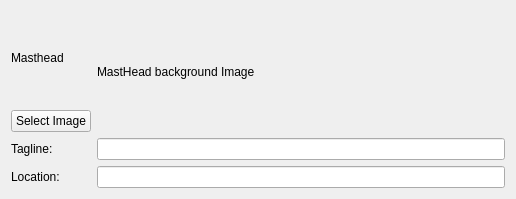
Qt form retroshare-gui/src/gui/TheWire/WireGroupExtra.ui (RetroShare/RetroShare) before a commit.
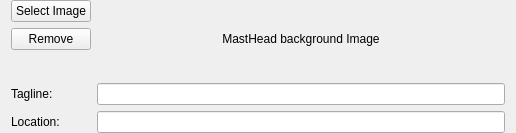
The same form after that commit. Custom widgets are drawn as their Qt base class.

Commit message:
Added crop picture feature for wire background picture
* Added crop picture feature for wire background picture
* Fix smooth transformation for pixmaps
* Added stylesheet for label_masthead
* Edit profile on profile page feature
* New svg icons for wire

What changed in the file:
```diff
--- a/retroshare-gui/src/gui/TheWire/WireGroupExtra.ui
+++ b/retroshare-gui/src/gui/TheWire/WireGroupExtra.ui
@@ -7,7 +7,7 @@
     <x>0</x>
     <y>0</y>
     <width>516</width>
-    <height>199</height>
+    <height>133</height>
    </rect>
   </property>
   <property name="sizePolicy">
@@ -19,50 +19,127 @@
   <property name="windowTitle">
    <string>Form</string>
   </property>
-  <layout class="QGridLayout" name="gridLayout">
+  <layout class="QGridLayout" name="gridLayout_2">
+   <property name="topMargin">
+    <number>0</number>
+   </property>
+   <property name="bottomMargin">
+    <number>0</number>
+   </property>
    <item row="0" column="0">
-    <widget class="QLabel" name="label_2">
-     <property name="text">
-      <string>Masthead</string>
-     </property>
-    </widget>
-   </item>
-   <item row="0" column="1" rowspan="2">
-    <widget class="QLabel" name="label_masthead">
-     <property name="text">
-      <string>MastHead background Image</string>
-     </property>
-    </widget>
+    <layout class="QGridLayout" name="gridLayout">
+     <item row="5" column="1">
+      <widget class="QLineEdit" name="lineEdit_Location"/>
+     </item>
+     <item row="4" column="0">
+      <widget class="QLabel" name="captionLabel">
+       <property name="text">
+        <string>Tagline:</string>
+       </property>
+      </widget>
+     </item>
+     <item row="4" column="1">
+      <widget class="QLineEdit" name="lineEdit_Tagline"/>
+     </item>
+     <item row="2" column="0">
+      <widget class="QPushButton" name="removeButton">
+       <property name="text">
+        <string>Remove</string>
+       </property>
+      </widget>
+     </item>
+     <item row="5" column="0">
+      <widget class="QLabel" name="label_12">
+       <property name="text">
+        <string>Location:</string>
+       </property>
+      </widget>
+     </item>
+     <item row="0" column="0" colspan="2">
+      <spacer name="verticalSpacer">
+       <property name="orientation">
+        <enum>Qt::Vertical</enum>
+       </property>
+       <property name="sizeHint" stdset="0">
+        <size>
+         <width>20</width>
+         <height>10</height>
+        </size>
+       </property>
+      </spacer>
+     </item>
+     <item row="1" column="0">
+      <widget class="QPushButton" name="pushButton_masthead">
+       <property name="text">
+        <string>Select Image</string>
+       </property>
+      </widget>
+     </item>
+     <item row="3" column="0">
+      <spacer name="verticalSpacer_3">
+       <property name="orientation">
+        <enum>Qt::Vertical</enum>
+       </property>
+       <property name="sizeHint" stdset="0">
+        <size>
+         <width>20</width>
+         <height>40</height>
+        </size>
+       </property>
+      </spacer>
+     </item>
+     <item row="1" column="1" rowspan="3">
+      <widget class="ZoomableLabel" name="label_masthead">
+       <property name="sizePolicy">
+        <sizepolicy hsizetype="Preferred" vsizetype="Preferred">
+         <horstretch>0</horstretch>
+         <verstretch>0</verstretch>
+        </sizepolicy>
+       </property>
+       <property name="frameShadow">
+        <enum>QFrame::Plain</enum>
+       </property>
+       <property name="lineWidth">
+        <number>1</number>
+       </property>
+       <property name="text">
+        <string>MastHead background Image</string>
+       </property>
+       <property name="textFormat">
+        <enum>Qt::PlainText</enum>
+       </property>
+       <property name="scaledContents">
+        <bool>false</bool>
+       </property>
+       <property name="alignment">
+        <set>Qt::AlignCenter</set>
+       </property>
+      </widget>
+     </item>
+    </layout>
    </item>
    <item row="1" column="0">
-    <widget class="QPushButton" name="pushButton_masthead">
-     <property name="text">
-      <string>Select Image</string>
+    <spacer name="verticalSpacer_2">
+     <property name="orientation">
+      <enum>Qt::Vertical</enum>
      </property>
-    </widget>
-   </item>
-   <item row="2" column="0">
-    <widget class="QLabel" name="captionLabel">
-     <property name="text">
-      <string>Tagline:</string>
+     <property name="sizeHint" stdset="0">
+      <size>
+       <width>20</width>
+       <height>10</height>
+      </size>
      </property>
-    </widget>
-   </item>
-   <item row="2" column="1">
-    <widget class="QLineEdit" name="lineEdit_Tagline"/>
-   </item>
-   <item row="3" column="0">
-    <widget class="QLabel" name="label_12">
-     <property name="text">
-      <string>Location:</string>
-     </property>
-    </widget>
-   </item>
-   <item row="3" column="1">
-    <widget class="QLineEdit" name="lineEdit_Location"/>
+    </spacer>
    </item>
   </layout>
  </widget>
+ <customwidgets>
+  <customwidget>
+   <class>ZoomableLabel</class>
+   <extends>QLabel</extends>
+   <header>gui/gxschannels/GxsChannelPostThumbnail.h</header>
+  </customwidget>
+ </customwidgets>
  <resources/>
  <connections/>
 </ui>
```
The commit also changes 11 other files.
